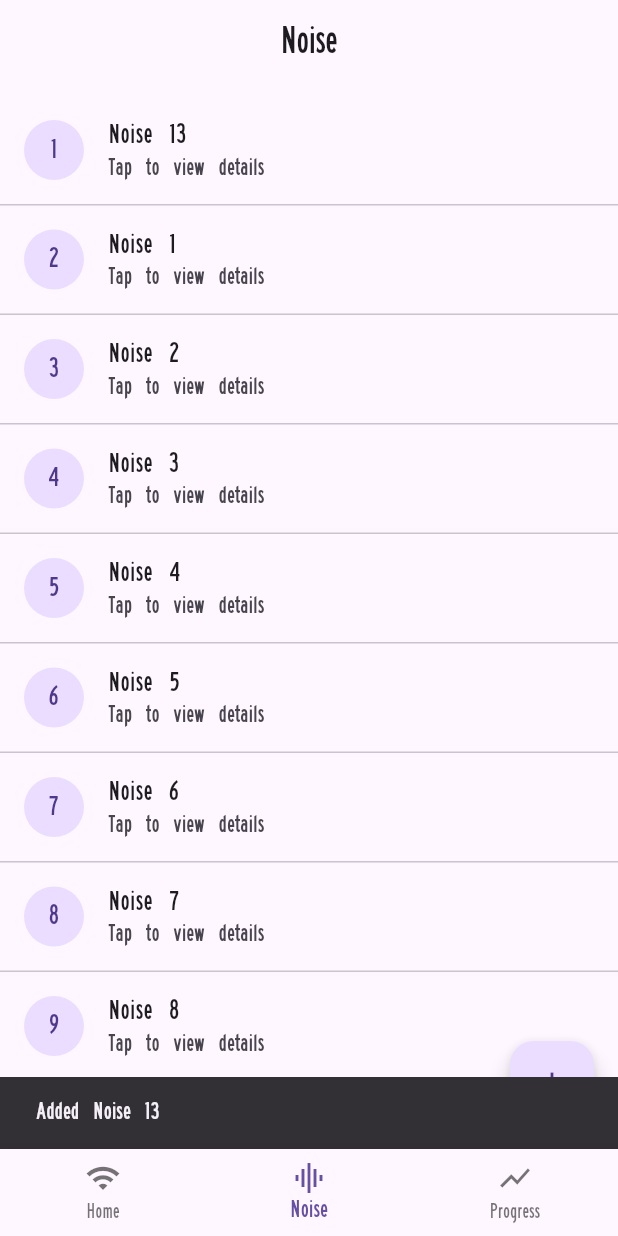
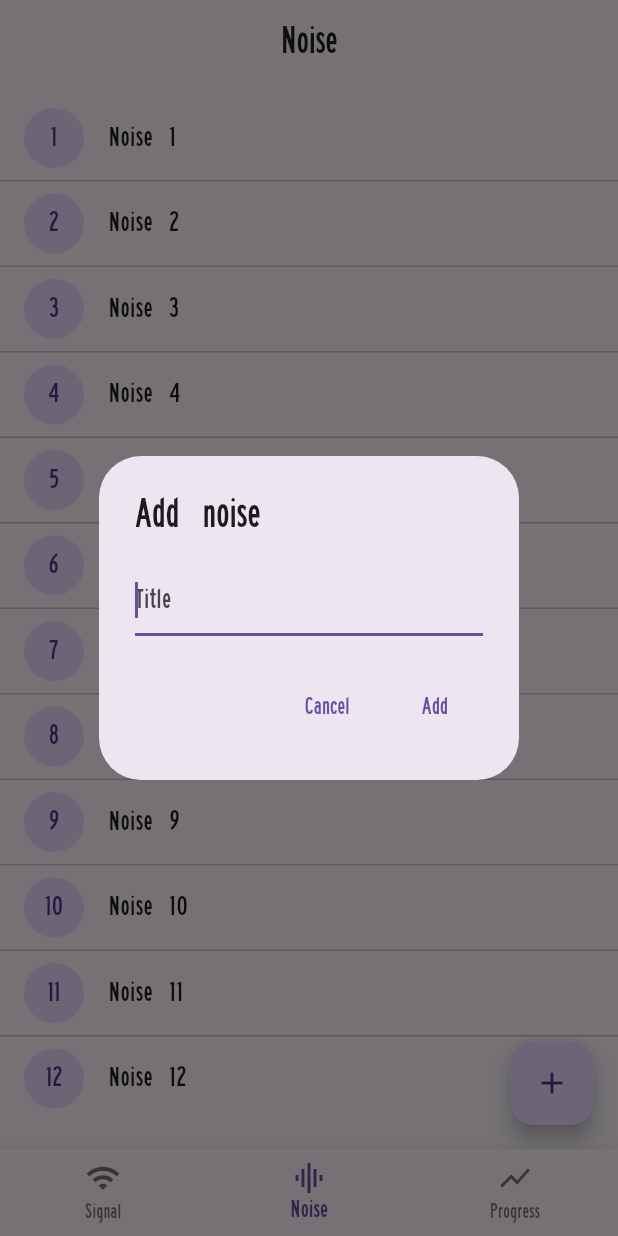
Before and after one commit to Zealousy56/signoi, a Flutter app: the screen it shows after launch, item 2 of the bottom bar chosen, after a tap on the "add" icon, on a phone screen of 412 x 824 dp. Run offline on Flutter 3.47's test engine with Material 3 defaults, Android fonts, the phone set to English and light mode, and no system bars.

Commit message:
Added dialogue to create custom title for goals and noise. Changed three dots to help and settings symbols. Changed 'SigNoi' to 'Signal' in app bar. Changed home to Signal in bottom navigation bar.

```diff
--- a/lib/main.dart
+++ b/lib/main.dart
@@ -47,7 +47,7 @@ class _RootPageState extends State<RootPage> {
         currentIndex: _currentIndex,
         onTap: _onTap,
         items: const [
-          BottomNavigationBarItem(icon: Icon(Icons.wifi), label: 'Home'),
+          BottomNavigationBarItem(icon: Icon(Icons.wifi), label: 'Signal'),
           BottomNavigationBarItem(icon: Icon(Icons.graphic_eq), label: 'Noise'),
           BottomNavigationBarItem(icon: Icon(Icons.show_chart), label: 'Progress'),
         ],
--- a/lib/pages/home.dart
+++ b/lib/pages/home.dart
@@ -10,15 +10,34 @@ class HomePage extends StatefulWidget {
 
 class _HomePageState extends State<HomePage> {
   final List<String> _items = List.generate(20, (i) => 'Item ${i + 1}');
-  int _nextIndex = 21;
+
 
   void _addItem() {
+    // show dialog to enter custom title
+    showDialog<String?>(
+      context: context,
+      builder: (context) {
+        final TextEditingController t = TextEditingController();
+        return AlertDialog(
+          title: const Text('Add item'),
+          content: TextField(controller: t, autofocus: true, decoration: const InputDecoration(hintText: 'Title')),
+          actions: [
+            TextButton(onPressed: () => Navigator.pop(context), child: const Text('Cancel')),
+            TextButton(onPressed: () => Navigator.pop(context, t.text.trim()), child: const Text('Add')),
+          ],
+        );
+      },
+    ).then((result) {
+      if (!mounted) return;
+      if (result != null && result.isNotEmpty) {
         setState(() {
-      _items.insert(0, 'Item ${_nextIndex++}');
+          _items.insert(0, result);
         });
         ScaffoldMessenger.of(context).showSnackBar(
-      SnackBar(content: Text('Added Item ${_nextIndex - 1}')),
+          SnackBar(content: Text('Added Item: $result')),
         );
+      }
+    });
   }
 
   @override
@@ -28,24 +47,24 @@ class _HomePageState extends State<HomePage> {
         centerTitle: true,
         title: const Text('Signal'),
         actions: [
-          PopupMenuButton<String>(
-            icon: const Icon(Icons.more_vert),
-            onSelected: (value) {
-              if (value == 'settings') {
+          IconButton(
+            icon: const Icon(Icons.help_outline),
+            tooltip: 'Help',
+            onPressed: () {
+              ScaffoldMessenger.of(context).showSnackBar(
+                const SnackBar(content: Text('Help selected')),
+              );
+            },
+          ),
+          IconButton(
+            icon: const Icon(Icons.settings),
+            tooltip: 'Settings',
+            onPressed: () {
               // TODO: navigate to settings page
               ScaffoldMessenger.of(context).showSnackBar(
                 const SnackBar(content: Text('Open Settings (TODO)')),
               );
-              } else if (value == 'help') {
-                ScaffoldMessenger.of(context).showSnackBar(
-                  const SnackBar(content: Text('Help selected')),
-                );
-              }
             },
-            itemBuilder: (context) => const [
-              PopupMenuItem(value: 'settings', child: Text('Settings')),
-              PopupMenuItem(value: 'help', child: Text('Help')),
-            ],
           ),
         ],
       ),
@@ -65,7 +84,7 @@ class _HomePageState extends State<HomePage> {
               final result = await Navigator.push(
                 context,
                 MaterialPageRoute(
-                  builder: (context) => DetailPage(item: itemText, index: index),
+                  builder: (context) => DetailPage(item: itemText, index: index, allowAddTasks: true),
                 ),
               );
 
--- a/lib/pages/noise.dart
+++ b/lib/pages/noise.dart
@@ -10,15 +10,30 @@ class NoisePage extends StatefulWidget {
 
 class _NoisePageState extends State<NoisePage> {
   final List<String> _items = List.generate(12, (i) => 'Noise ${i + 1}');
-  int _nextIndex = 13;
-
-  void _addItem() {
-    setState(() {
-      _items.insert(0, 'Noise ${_nextIndex++}');
-    });
-    ScaffoldMessenger.of(context).showSnackBar(
-      SnackBar(content: Text('Added Noise ${_nextIndex - 1}')),
+  Future<void> _addItem() async {
+    final result = await showDialog<String?>(
+      context: context,
+      builder: (context) {
+        final TextEditingController t = TextEditingController();
+        return AlertDialog(
+          title: const Text('Add noise'),
+          content: TextField(controller: t, autofocus: true, decoration: const InputDecoration(hintText: 'Title')),
+          actions: [
+            TextButton(onPressed: () => Navigator.pop(context), child: const Text('Cancel')),
+            TextButton(onPressed: () => Navigator.pop(context, t.text.trim()), child: const Text('Add')),
+          ],
+        );
+      },
     );
+    if (!mounted) return;
+    if (result != null && result.isNotEmpty) {
+      setState(() {
+        _items.insert(0, result);
+      });
+      ScaffoldMessenger.of(context).showSnackBar(
+        SnackBar(content: Text('Added Noise: $result')),
+      );
+    }
   }
 
   @override
@@ -38,12 +53,11 @@ class _NoisePageState extends State<NoisePage> {
           return ListTile(
             leading: CircleAvatar(child: Text('$itemNumber')),
             title: Text(itemText),
-            subtitle: const Text('Tap to view details'),
             onTap: () async {
               final result = await Navigator.push(
                 context,
                 MaterialPageRoute(
-                  builder: (context) => DetailPage(item: itemText, index: index),
+                  builder: (context) => DetailPage(item: itemText, index: index, allowAddTasks: false),
                 ),
               );
 
```
Also changed, not shown: lib/pages/detail.dart (+25 -6 lines). Lines whose indentation alone changed are shown as unchanged.
